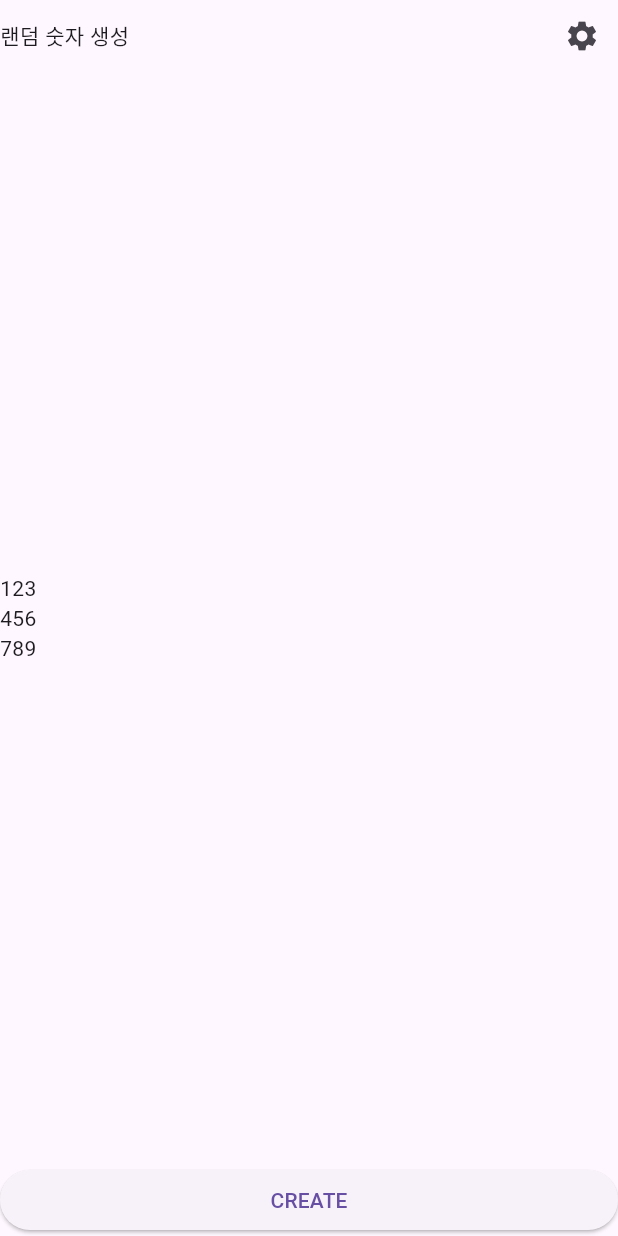
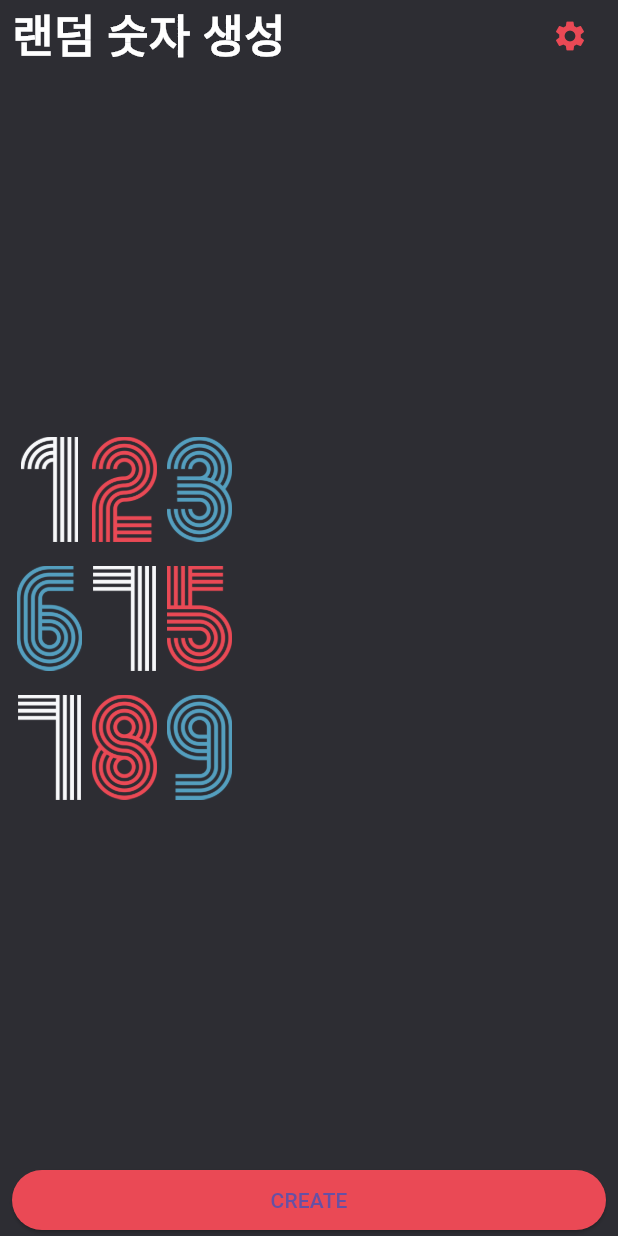
Before and after one commit to emthrology/flutter_rand_num_gen, a Flutter app: the screen it shows after launch, on a phone screen of 412 x 824 dp. Run offline on Flutter 3.47's test engine with Material 3 defaults, Android fonts, the phone set to English and light mode, and no system bars.

Commit message:
컬러 프리셋 정하기, 플러터 코드상에서 간단한  map() 함수 사용

```diff
--- /dev/null
+++ b/lib/screen/color.dart
@@ -0,0 +1,5 @@
+import 'package:flutter/material.dart';
+
+const Color PRIMARY = Color(0xFF2D2D33);
+const Color RED = Color(0xFFEA4955);
+const Color BLUE = Color(0xFF549FBF);
--- a/lib/screen/homeScreen.dart
+++ b/lib/screen/homeScreen.dart
@@ -1,4 +1,5 @@
 import 'package:flutter/material.dart';
+import 'package:flutter_rand_num_gen/screen/color.dart';
 
 class HomeScreen extends StatefulWidget {
   const HomeScreen({super.key});
@@ -11,14 +12,25 @@ class _HomeScreenState extends State<HomeScreen> {
   @override
   Widget build(BuildContext context) {
     return Scaffold(
+        backgroundColor: PRIMARY,
         body: SafeArea(
+          child: Padding(
+            padding: const EdgeInsets.symmetric(horizontal: 8.0),
             child: Column(
               children: [
                 Row(
                   mainAxisAlignment: MainAxisAlignment.spaceBetween,
                   children: [
-              Text('랜덤 숫자 생성'),
-              IconButton(onPressed: () {}, icon: Icon(Icons.settings))
+                    Text(
+                      '랜덤 숫자 생성',
+                      style: TextStyle(
+                          color: Colors.white,
+                          fontSize: 30.0,
+                          fontWeight: FontWeight.w700),
+                    ),
+                    IconButton(
+                        onPressed: () {},
+                        icon: Icon(Icons.settings, color: RED))
                   ],
                 ),
                 Expanded(
@@ -27,16 +39,38 @@ class _HomeScreenState extends State<HomeScreen> {
                   child: Column(
                       crossAxisAlignment: CrossAxisAlignment.start,
                       mainAxisAlignment: MainAxisAlignment.center,
-              children: [Text('123'), Text('456'), Text('789')],
+                      children: [123, 675, 789]
+                          .asMap()
+                          .entries
+                          .map((x) => Padding(
+                                padding: EdgeInsets.only(bottom: x.key == 2 ? 0 : 16.0),
+                                child: Row(
+                                  children: x.value
+                                      .toString()
+                                      .split('')
+                                      .map((x) => Image.asset(
+                                            'asset/img/$x.png',
+                                            height: 70.0,
+                                            width: 50.0,
+                                          ))
+                                      .toList(),
                                 ),
+                              ))
+                          .toList()),
                 )),
                 Row(children: [
                   Expanded(
-              child: ElevatedButton(onPressed: () {}, child: Text('CREATE')),
+                    child: ElevatedButton(
+                        style: ElevatedButton.styleFrom(
+                          primary: RED,
+                        ),
+                        onPressed: () {},
+                        child: Text('CREATE')),
                   )
                 ])
               ],
             ),
+          ),
         ));
   }
 }
```
Lines whose indentation alone changed are shown as unchanged.
